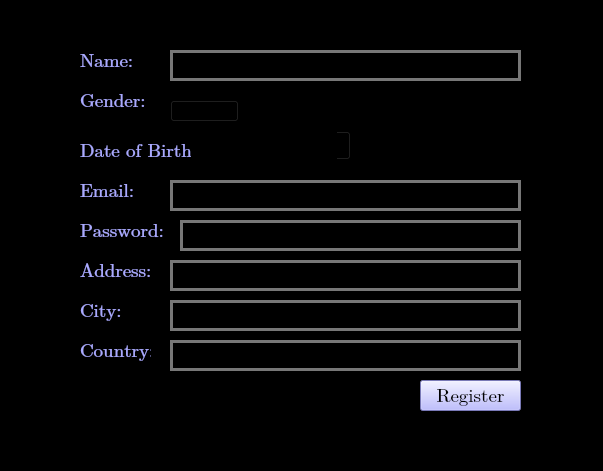
The window that Screens/RegisterAsViewer.ui (JaveriaAzfar/CineFlix) describes before a commit, drawn with Qt 5.
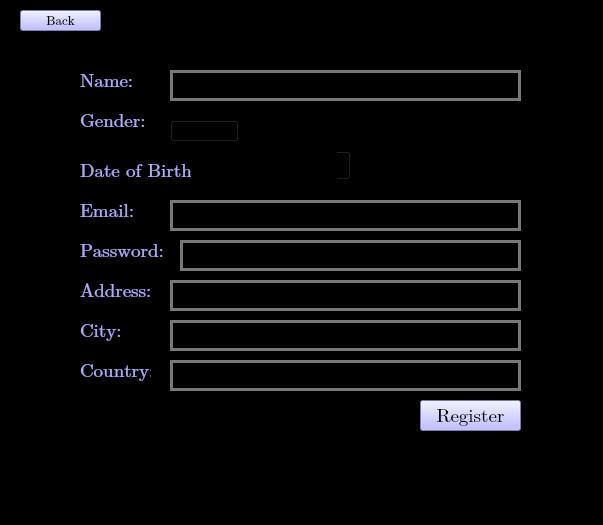
The same window after the commit.

The edit to the form file:
```diff
--- a/Screens/RegisterAsViewer.ui
+++ b/Screens/RegisterAsViewer.ui
@@ -7,7 +7,7 @@
     <x>0</x>
     <y>0</y>
     <width>603</width>
-    <height>471</height>
+    <height>525</height>
    </rect>
   </property>
   <property name="windowTitle">
@@ -23,7 +23,7 @@
     <property name="geometry">
      <rect>
       <x>80</x>
-      <y>50</y>
+      <y>70</y>
       <width>71</width>
       <height>21</height>
      </rect>
@@ -48,7 +48,7 @@
     <property name="geometry">
      <rect>
       <x>80</x>
-      <y>180</y>
+      <y>200</y>
       <width>71</width>
       <height>21</height>
      </rect>
@@ -72,7 +72,7 @@
     <property name="geometry">
      <rect>
       <x>80</x>
-      <y>220</y>
+      <y>240</y>
       <width>91</width>
       <height>21</height>
      </rect>
@@ -97,7 +97,7 @@
     <property name="geometry">
      <rect>
       <x>80</x>
-      <y>260</y>
+      <y>280</y>
       <width>81</width>
       <height>21</height>
      </rect>
@@ -121,7 +121,7 @@
     <property name="geometry">
      <rect>
       <x>170</x>
-      <y>50</y>
+      <y>70</y>
       <width>351</width>
       <height>31</height>
      </rect>
@@ -139,7 +139,7 @@
     <property name="geometry">
      <rect>
       <x>170</x>
-      <y>180</y>
+      <y>200</y>
       <width>351</width>
       <height>31</height>
      </rect>
@@ -157,7 +157,7 @@
     <property name="geometry">
      <rect>
       <x>180</x>
-      <y>220</y>
+      <y>240</y>
       <width>341</width>
       <height>31</height>
      </rect>
@@ -175,7 +175,7 @@
     <property name="geometry">
      <rect>
       <x>170</x>
-      <y>260</y>
+      <y>280</y>
       <width>351</width>
       <height>31</height>
      </rect>
@@ -193,7 +193,7 @@
     <property name="geometry">
      <rect>
       <x>420</x>
-      <y>380</y>
+      <y>400</y>
       <width>101</width>
       <height>31</height>
      </rect>
@@ -231,7 +231,7 @@
     <property name="geometry">
      <rect>
       <x>80</x>
-      <y>300</y>
+      <y>320</y>
       <width>71</width>
       <height>21</height>
      </rect>
@@ -255,7 +255,7 @@
     <property name="geometry">
      <rect>
       <x>80</x>
-      <y>340</y>
+      <y>360</y>
       <width>71</width>
       <height>21</height>
      </rect>
@@ -279,7 +279,7 @@
     <property name="geometry">
      <rect>
       <x>170</x>
-      <y>300</y>
+      <y>320</y>
       <width>351</width>
       <height>31</height>
      </rect>
@@ -297,7 +297,7 @@
     <property name="geometry">
      <rect>
       <x>170</x>
-      <y>340</y>
+      <y>360</y>
       <width>351</width>
       <height>31</height>
      </rect>
@@ -315,7 +315,7 @@
     <property name="geometry">
      <rect>
       <x>80</x>
-      <y>90</y>
+      <y>110</y>
       <width>71</width>
       <height>21</height>
      </rect>
@@ -340,7 +340,7 @@
     <property name="geometry">
      <rect>
       <x>80</x>
-      <y>140</y>
+      <y>160</y>
       <width>111</width>
       <height>21</height>
      </rect>
@@ -365,7 +365,7 @@
     <property name="geometry">
      <rect>
       <x>210</x>
-      <y>130</y>
+      <y>150</y>
       <width>141</width>
       <height>31</height>
      </rect>
@@ -375,7 +375,7 @@
     <property name="geometry">
      <rect>
       <x>170</x>
-      <y>100</y>
+      <y>120</y>
       <width>69</width>
       <height>22</height>
      </rect>
@@ -399,6 +399,44 @@
      </property>
     </item>
    </widget>
+   <widget class="QPushButton" name="backButton">
+    <property name="geometry">
+     <rect>
+      <x>20</x>
+      <y>10</y>
+      <width>81</width>
+      <height>21</height>
+     </rect>
+    </property>
+    <property name="font">
+     <font>
+      <family>Cambria Math</family>
+      <pointsize>10</pointsize>
+     </font>
+    </property>
+    <property name="styleSheet">
+     <string notr="true">QPushButton {
+    background-color: rgb(170, 170, 255);
+    color: rgb(0, 0, 0);
+
+}
+
+
+QPushButton:hover {
+    background-color:rgb(128, 120, 215);
+    color: rgb(0, 0, 0)
+}
+
+QPushButton:pressed {
+    background-color: rgb(85, 170, 127);
+    color: rgb(0, 0, 0)
+}
+</string>
+    </property>
+    <property name="text">
+     <string>Back</string>
+    </property>
+   </widget>
   </widget>
   <widget class="QMenuBar" name="menubar">
    <property name="geometry">
```
